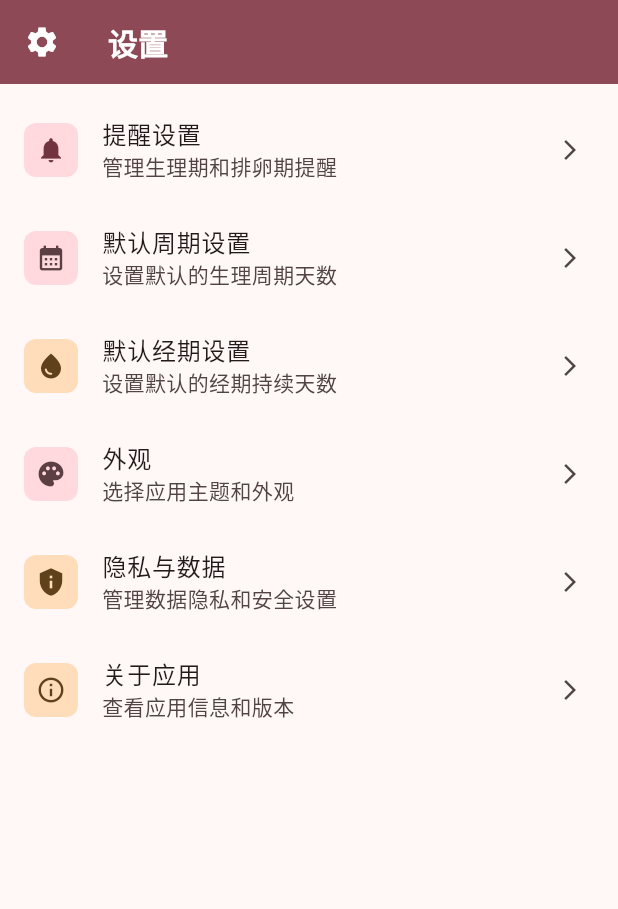
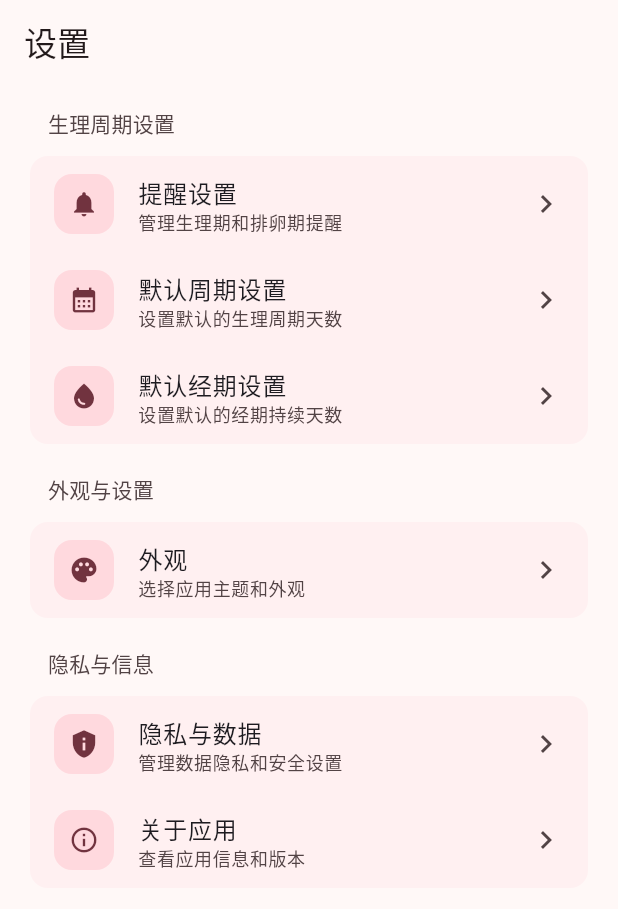
Before and after one commit to zack-zhc/period-record, a Flutter app: the SettingsPage screen opened directly, on a phone screen of 412 x 824 dp. Shown: the top 909 px of the screen. Run offline on Flutter 3.47's test engine with Material 3 defaults, Android fonts, the phone set to English and light mode, and no system bars; our stand-ins replace file_picker, local_auth, package_info_plus, shared_preferences, sqflite, table_calendar; missing offline and left inert: encrypt, local_auth_android; accounts and stored records are empty.

Commit message:
“设置”页面更新material design设计风格

```diff
--- a/lib/pages/settings_page.dart
+++ b/lib/pages/settings_page.dart
@@ -15,80 +15,42 @@ class _SettingsPageState extends State<SettingsPage> {
   @override
   Widget build(BuildContext context) {
     final colors = AppColors.of(context);
-    final isDark = Theme.of(context).brightness == Brightness.dark;
 
     return Scaffold(
-      appBar: _buildAppBar(context, colors, isDark),
+      // 使用Material 3的AppBar设计
+      appBar: AppBar(
+        title: const Text('设置'),
+        centerTitle: false,
+        // 移除自定义背景色和elevation，使用Material 3的默认样式
+      ),
       body: Container(
         color: Theme.of(context).colorScheme.surface,
         child: ListView(
-          padding: const EdgeInsets.symmetric(vertical: 8),
+          padding: const EdgeInsets.all(16.0),
+          children: [
+            // 生理周期设置组
+            _buildSettingsGroup(
+              context,
+              title: '生理周期设置',
               children: [
                 // 提醒设置
-            _buildReminderSettingsTile(context),
+                _buildSettingsTile(
+                  context,
+                  icon: Icons.notifications,
+                  title: '提醒设置',
+                  subtitle: '管理生理期和排卵期提醒',
+                  onTap: () {
+                    // 暂时保留空实现，等待导航逻辑
+                  },
+                ),
 
                 // 默认周期设置
-            _buildDefaultCycleSettingsTile(context),
-
-            // 默认经期设置
-            _buildDefaultPeriodSettingsTile(context),
-
-            // 外观
-            _buildThemeSettingsTile(context),
-
-            // 隐私与数据
-            _buildPrivacyDataSettingsTile(context),
-
-            // 关于应用
-            _buildAboutSettingsTile(context),
-          ],
-        ),
-      ),
-    );
-  }
-
-  Widget _buildReminderSettingsTile(BuildContext context) {
-    return ListTile(
-      leading: Container(
-        padding: const EdgeInsets.all(8),
-        decoration: BoxDecoration(
-          color: Theme.of(context).colorScheme.primaryContainer,
-          borderRadius: BorderRadius.circular(8),
-        ),
-        child: Icon(
-          Icons.notifications,
-          color: Theme.of(context).colorScheme.onPrimaryContainer,
-          size: 20,
-        ),
-      ),
-      title: const Text('提醒设置'),
-      subtitle: const Text('管理生理期和排卵期提醒'),
-      trailing: const Icon(Icons.arrow_forward_ios, size: 16),
+                _buildSettingsTile(
+                  context,
+                  icon: Icons.calendar_month,
+                  title: '默认周期设置',
+                  subtitle: '设置默认的生理周期天数',
                   onTap: () {
-        // Navigator.of(context).push();
-      },
-    );
-  }
-
-  Widget _buildDefaultCycleSettingsTile(BuildContext context) {
-    return ListTile(
-      leading: Container(
-        padding: const EdgeInsets.all(8),
-        decoration: BoxDecoration(
-          color: Theme.of(context).colorScheme.secondaryContainer,
-          borderRadius: BorderRadius.circular(8),
-        ),
-        child: Icon(
-          Icons.calendar_month,
-          color: Theme.of(context).colorScheme.onSecondaryContainer,
-          size: 20,
-        ),
-      ),
-      title: const Text('默认周期设置'),
-      subtitle: const Text('设置默认的生理周期天数'),
-      trailing: const Icon(Icons.arrow_forward_ios, size: 16),
-      onTap: () {
-        // 这里可以导航到默认周期设置页面
                     showDialog(
                       context: context,
                       builder:
@@ -104,28 +66,15 @@ class _SettingsPageState extends State<SettingsPage> {
                           ),
                     );
                   },
-    );
-  }
+                ),
 
-  Widget _buildDefaultPeriodSettingsTile(BuildContext context) {
-    return ListTile(
-      leading: Container(
-        padding: const EdgeInsets.all(8),
-        decoration: BoxDecoration(
-          color: Theme.of(context).colorScheme.tertiaryContainer,
-          borderRadius: BorderRadius.circular(8),
-        ),
-        child: Icon(
-          Icons.water_drop,
-          color: Theme.of(context).colorScheme.onTertiaryContainer,
-          size: 20,
-        ),
-      ),
-      title: const Text('默认经期设置'),
-      subtitle: const Text('设置默认的经期持续天数'),
-      trailing: const Icon(Icons.arrow_forward_ios, size: 16),
+                // 默认经期设置
+                _buildSettingsTile(
+                  context,
+                  icon: Icons.water_drop,
+                  title: '默认经期设置',
+                  subtitle: '设置默认的经期持续天数',
                   onTap: () {
-        // 这里可以导航到默认经期设置页面
                     showDialog(
                       context: context,
                       builder:
@@ -141,110 +90,177 @@ class _SettingsPageState extends State<SettingsPage> {
                           ),
                     );
                   },
-    );
-  }
+                ),
+              ],
+            ),
 
-  Widget _buildThemeSettingsTile(BuildContext context) {
-    return ListTile(
-      leading: Container(
-        padding: const EdgeInsets.all(8),
-        decoration: BoxDecoration(
-          color: Theme.of(context).colorScheme.secondaryContainer,
-          borderRadius: BorderRadius.circular(8),
-        ),
-        child: Icon(
-          Icons.palette,
-          color: Theme.of(context).colorScheme.onSecondaryContainer,
-          size: 20,
-        ),
-      ),
-      title: const Text('外观'),
-      subtitle: const Text('选择应用主题和外观'),
-      trailing: const Icon(Icons.arrow_forward_ios, size: 16),
-      onTap: () {
-        Navigator.of(
+            const SizedBox(height: 16),
+
+            // 外观与设置组
+            _buildSettingsGroup(
               context,
-        ).push(MaterialPageRoute(builder: (context) => const AppearancePage()));
-      },
-    );
-  }
-
-  Widget _buildPrivacyDataSettingsTile(BuildContext context) {
-    return ListTile(
-      leading: Container(
-        padding: const EdgeInsets.all(8),
-        decoration: BoxDecoration(
-          color: Theme.of(context).colorScheme.tertiaryContainer,
-          borderRadius: BorderRadius.circular(8),
-        ),
-        child: Icon(
-          Icons.privacy_tip,
-          color: Theme.of(context).colorScheme.onTertiaryContainer,
-          size: 20,
-        ),
-      ),
-      title: const Text('隐私与数据'),
-      subtitle: const Text('管理数据隐私和安全设置'),
-      trailing: const Icon(Icons.arrow_forward_ios, size: 16),
+              title: '外观与设置',
+              children: [
+                // 外观
+                _buildSettingsTile(
+                  context,
+                  icon: Icons.palette,
+                  title: '外观',
+                  subtitle: '选择应用主题和外观',
                   onTap: () {
                     Navigator.of(context).push(
-          MaterialPageRoute(builder: (context) => const PrivacyDataPage()),
+                      MaterialPageRoute(
+                        builder: (context) => const AppearancePage(),
+                        // 添加过渡动画
+                        fullscreenDialog: false,
+                      ),
                     );
                   },
+                ),
+              ],
+            ),
+
+            const SizedBox(height: 16),
+
+            // 隐私与信息组
+            _buildSettingsGroup(
+              context,
+              title: '隐私与信息',
+              children: [
+                // 隐私与数据
+                _buildSettingsTile(
+                  context,
+                  icon: Icons.privacy_tip,
+                  title: '隐私与数据',
+                  subtitle: '管理数据隐私和安全设置',
+                  onTap: () {
+                    Navigator.of(context).push(
+                      MaterialPageRoute(
+                        builder: (context) => const PrivacyDataPage(),
+                        fullscreenDialog: false,
+                      ),
                     );
-  }
+                  },
+                ),
 
-  Widget _buildAboutSettingsTile(BuildContext context) {
-    return ListTile(
-      leading: Container(
-        padding: const EdgeInsets.all(8),
-        decoration: BoxDecoration(
-          color: Theme.of(context).colorScheme.tertiaryContainer,
-          borderRadius: BorderRadius.circular(8),
+                // 关于应用
+                _buildSettingsTile(
+                  context,
+                  icon: Icons.info_outline,
+                  title: '关于应用',
+                  subtitle: '查看应用信息和版本',
+                  onTap: () {
+                    Navigator.of(context).push(
+                      MaterialPageRoute(
+                        builder: (context) => const AboutPage(),
+                        fullscreenDialog: false,
                       ),
-        child: Icon(
-          Icons.info_outline,
-          color: Theme.of(context).colorScheme.onTertiaryContainer,
-          size: 20,
+                    );
+                  },
                 ),
+              ],
             ),
-      title: const Text('关于应用'),
-      subtitle: const Text('查看应用信息和版本'),
-      trailing: const Icon(Icons.arrow_forward_ios, size: 16),
-      onTap: () {
-        Navigator.of(
-          context,
-        ).push(MaterialPageRoute(builder: (context) => const AboutPage()));
-      },
-    );
-  }
-
-  PreferredSizeWidget _buildAppBar(
-    BuildContext context,
-    ThemeColors colors,
-    bool isDark,
-  ) {
-    return AppBar(
-      elevation: 4.0,
-      backgroundColor: isDark ? colors.surface : colors.primary,
-      title: Text(
-        '设置',
-        style: TextStyle(
-          fontWeight: FontWeight.bold,
-          color: isDark ? colors.onSurface : colors.onPrimary,
-          fontSize: 20,
-        ),
-      ),
-      leading: IconButton(
-        onPressed: () {},
-        icon: Icon(
-          Icons.settings,
-          color: isDark ? colors.onSurface : colors.onPrimary,
-          size: 24,
+          ],
         ),
       ),
     );
   }
 
+  // Material 3风格的设置项组
+  Widget _buildSettingsGroup(
+    BuildContext context, {
+    required String title,
+    required List<Widget> children,
+  }) {
+    return Column(
+      crossAxisAlignment: CrossAxisAlignment.start,
+      children: [
+        // 分组标题
+        Padding(
+          padding: const EdgeInsets.only(left: 16.0, bottom: 8.0),
+          child: Text(
+            title,
+            style: Theme.of(context).textTheme.titleSmall?.copyWith(
+              color: Theme.of(context).colorScheme.onSurfaceVariant,
+              fontWeight: FontWeight.w500,
+            ),
+          ),
+        ),
 
+        // 分组内容卡片
+        Card(
+          elevation: 0,
+          shape: RoundedRectangleBorder(
+            borderRadius: BorderRadius.circular(12),
+          ),
+          child: Column(children: children),
+        ),
+      ],
+    );
   }
+
+  // Material 3风格的设置项
+  Widget _buildSettingsTile(
+    BuildContext context, {
+    required IconData icon,
+    required String title,
+    required String subtitle,
+    required VoidCallback onTap,
+  }) {
+    final colorScheme = Theme.of(context).colorScheme;
+
+    return Material(
+      type: MaterialType.transparency,
+      child: InkWell(
+        onTap: onTap,
+        borderRadius: BorderRadius.circular(12),
+        child: Padding(
+          padding: const EdgeInsets.symmetric(horizontal: 16.0, vertical: 12.0),
+          child: Row(
+            children: [
+              // Material 3风格的图标容器
+              Container(
+                width: 40,
+                height: 40,
+                decoration: BoxDecoration(
+                  color: colorScheme.primaryContainer,
+                  borderRadius: BorderRadius.circular(12),
+                ),
+                child: Icon(
+                  icon,
+                  color: colorScheme.onPrimaryContainer,
+                  size: 20,
+                ),
+              ),
+
+              const SizedBox(width: 16),
+
+              // 标题和副标题
+              Expanded(
+                child: Column(
+                  crossAxisAlignment: CrossAxisAlignment.start,
+                  children: [
+                    Text(title, style: Theme.of(context).textTheme.bodyLarge),
+                    Text(
+                      subtitle,
+                      style: Theme.of(context).textTheme.bodySmall?.copyWith(
+                        color: colorScheme.onSurfaceVariant,
+                      ),
+                    ),
+                  ],
+                ),
+              ),
+
+              // 右箭头图标
+              Icon(
+                Icons.chevron_right,
+                size: 24,
+                color: colorScheme.onSurfaceVariant,
+              ),
+            ],
+          ),
+        ),
+      ),
+    );
+  }
+}
```
Lines whose indentation alone changed are shown as unchanged.
